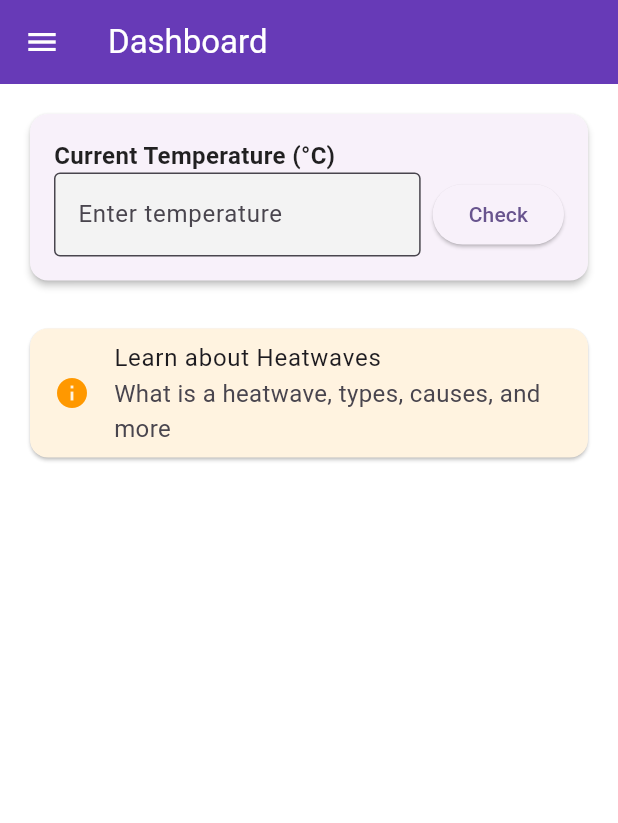
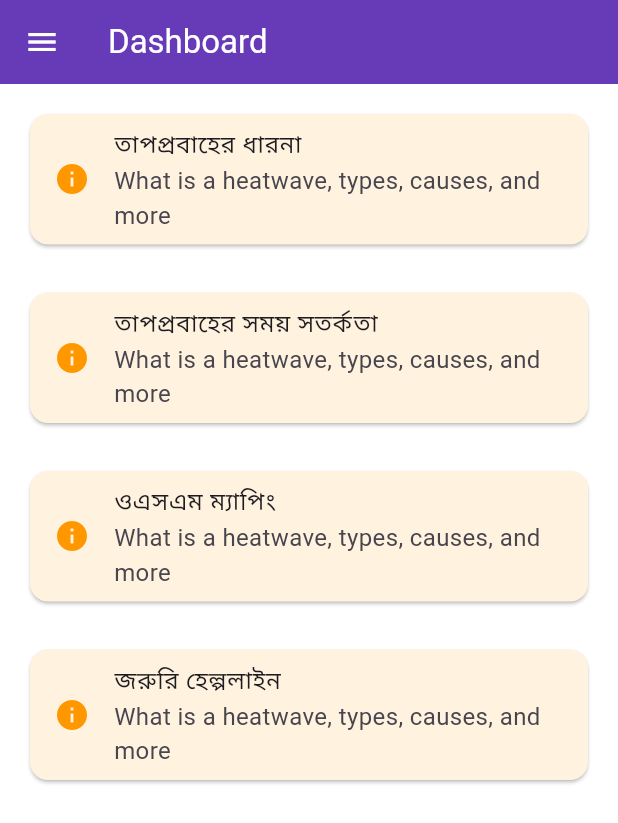
Before and after one commit to abuubaida921/taposurakkha, a Flutter app: the screen it shows after launch, on a phone screen of 412 x 824 dp. Shown: the top 823 px of the screen. Run offline on Flutter 3.47's test engine with Material 3 defaults, Android fonts, the phone set to English and light mode, and no system bars; our stand-ins replace fluttertoast, get, shared_preferences.

Commit message:
Some Correction

```diff
--- a/lib/modules/dashboard/dashboard_view.dart
+++ b/lib/modules/dashboard/dashboard_view.dart
@@ -213,47 +213,14 @@ class _DashboardViewState extends State<DashboardView> {
           child: Column(
             crossAxisAlignment: CrossAxisAlignment.start,
             children: [
-              // Temperature input and alert
+              // Navigation to heatwave info
               Card(
-                elevation: 2,
-                child: Padding(
-                  padding: const EdgeInsets.all(16.0),
-                  child: Column(
-                    crossAxisAlignment: CrossAxisAlignment.start,
-                    children: [
-                      const Text('Current Temperature (°C)', style: TextStyle(fontSize: 16, fontWeight: FontWeight.bold)),
-                      Row(
-                        children: [
-                          Expanded(
-                            child: TextField(
-                              controller: _tempController,
-                              keyboardType: TextInputType.number,
-                              decoration: const InputDecoration(hintText: 'Enter temperature'),
-                            ),
-                          ),
-                          const SizedBox(width: 8),
-                          ElevatedButton(
-                            onPressed: () {
-                              final value = double.tryParse(_tempController.text);
-                              setState(() => _temperature = value);
-                              _checkTemperatureAlert();
-                            },
-                            child: const Text('Check'),
-                          ),
-                        ],
-                      ),
-                      if (_temperature != null)
-                        Padding(
-                          padding: const EdgeInsets.only(top: 8.0),
-                          child: Text('Temperature: ${_temperature!.toStringAsFixed(1)}°C'),
-                        ),
-                      if (_alertMessage != null)
-                        Padding(
-                          padding: const EdgeInsets.only(top: 8.0),
-                          child: Text(_alertMessage!, style: const TextStyle(color: Colors.red, fontWeight: FontWeight.bold)),
-                        ),
-                    ],
-                  ),
+                color: Colors.orange[50],
+                child: ListTile(
+                  leading: const Icon(Icons.info, color: Colors.orange),
+                  title: const Text('তাপপ্রবাহের ধারনা'),
+                  subtitle: const Text('What is a heatwave, types, causes, and more'),
+                  onTap: () => Get.toNamed('/heatwave_info'),
                 ),
               ),
               const SizedBox(height: 24),
@@ -262,7 +229,29 @@ class _DashboardViewState extends State<DashboardView> {
                 color: Colors.orange[50],
                 child: ListTile(
                   leading: const Icon(Icons.info, color: Colors.orange),
-                  title: const Text('Learn about Heatwaves'),
+                  title: const Text('তাপপ্রবাহের সময় সতর্কতা'),
+                  subtitle: const Text('What is a heatwave, types, causes, and more'),
+                  onTap: () => Get.toNamed('/heatwave_info'),
+                ),
+              ),
+              const SizedBox(height: 24),
+              // Navigation to heatwave info
+              Card(
+                color: Colors.orange[50],
+                child: ListTile(
+                  leading: const Icon(Icons.info, color: Colors.orange),
+                  title: const Text('ওএসএম ম্যাপিং'),
+                  subtitle: const Text('What is a heatwave, types, causes, and more'),
+                  onTap: () => Get.toNamed('/heatwave_info'),
+                ),
+              ),
+              const SizedBox(height: 24),
+              // Navigation to heatwave info
+              Card(
+                color: Colors.orange[50],
+                child: ListTile(
+                  leading: const Icon(Icons.info, color: Colors.orange),
+                  title: const Text('জরুরি হেল্পলাইন'),
                   subtitle: const Text('What is a heatwave, types, causes, and more'),
                   onTap: () => Get.toNamed('/heatwave_info'),
                 ),
```
